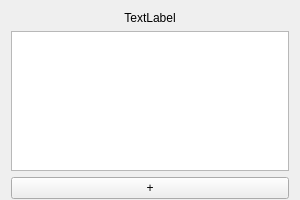
Above: desiteRuleCreator/QtDesigns/ObjectGraphWidget.ui from c-mellueh/SOM-Toolkit before the change. Below: the same form after it.
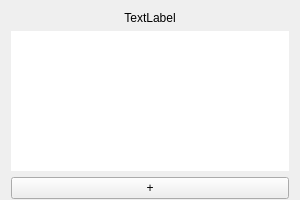
That is the form after the change.

The edit to the form file:
```diff
--- a/desiteRuleCreator/QtDesigns/ObjectGraphWidget.ui
+++ b/desiteRuleCreator/QtDesigns/ObjectGraphWidget.ui
@@ -53,6 +53,12 @@
        <verstretch>0</verstretch>
       </sizepolicy>
      </property>
+     <property name="frameShape">
+      <enum>QFrame::NoFrame</enum>
+     </property>
+     <property name="frameShadow">
+      <enum>QFrame::Plain</enum>
+     </property>
      <property name="verticalScrollBarPolicy">
       <enum>Qt::ScrollBarAlwaysOff</enum>
      </property>
@@ -68,6 +74,19 @@
      </property>
     </widget>
    </item>
+   <item>
+    <spacer name="verticalSpacer">
+     <property name="orientation">
+      <enum>Qt::Vertical</enum>
+     </property>
+     <property name="sizeHint" stdset="0">
+      <size>
+       <width>20</width>
+       <height>40</height>
+      </size>
+     </property>
+    </spacer>
+   </item>
   </layout>
  </widget>
  <resources/>
```
